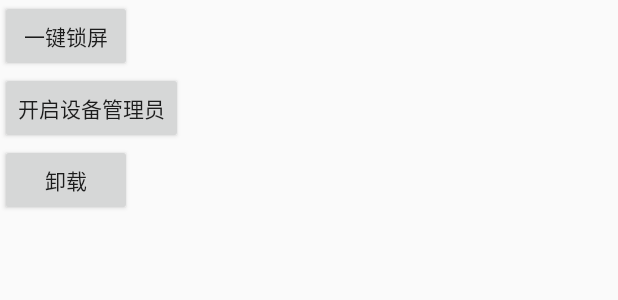
After one commit to FortuneDream/MobileSafe, an Android app: the layout activity_lock_screen.xml on its own in the app's theme, with its tools: preview values and no code run, on a phone screen of 412 x 824 dp. The commit adds this screen. Shown: the top 300 px of the screen. Run offline under Robolectric (Android 15) with nearby library versions, the phone set to English and light mode, and no system bars.

Commit message:
手机防盗完成（后期会完善提示功能）

```diff
--- /dev/null
+++ b/app/src/main/res/layout/activity_lock_screen.xml
@@ -0,0 +1,27 @@
+<?xml version="1.0" encoding="utf-8"?>
+<LinearLayout xmlns:android="http://schemas.android.com/apk/res/android"
+    xmlns:tools="http://schemas.android.com/tools"
+    android:layout_width="match_parent"
+    android:layout_height="match_parent"
+    android:orientation="vertical"
+    tools:context="com.example.dell.mobilesafe.activity.LockScreenActivity">
+
+    <Button
+        android:onClick="lockScreen"
+        android:id="@+id/lock"
+        android:layout_width="wrap_content"
+        android:layout_height="wrap_content"
+        android:text="一键锁屏" />
+    <Button
+        android:onClick="openAdmin"
+        android:id="@+id/open_admin"
+        android:layout_width="wrap_content"
+        android:layout_height="wrap_content"
+        android:text="开启设备管理员" />
+    <Button
+        android:onClick="uninstall"
+        android:id="@+id/unistall"
+        android:layout_width="wrap_content"
+        android:layout_height="wrap_content"
+        android:text="卸载" />
+</LinearLayout>
--- a/app/src/main/res/values/strings.xml
+++ b/app/src/main/res/values/strings.xml
@@ -1,3 +1,5 @@
 <resources>
     <string name="app_name">MobileSafe</string>
+    <string name="sample_device_admin_description">激活设备管理员</string>
+    <string name="sample_device_admin">Admin</string>
 </resources>
```
Also changed, not shown: app/src/main/AndroidManifest.xml (+19 -2 lines), app/src/main/java/com/example/dell/mobilesafe/activity/LockScreenActivity.java (added, +35 -0 lines), app/src/main/java/com/example/dell/mobilesafe/receiver/DeviceReceiver.java (added, +16 -0 lines), app/src/main/java/com/example/dell/mobilesafe/receiver/SMSReceiver.java (+52 -33 lines), app/src/main/java/com/example/dell/mobilesafe/service/GPSService.java (+13 -11 lines), app/src/main/res/xml/device_admin_sample.xml (added, +13 -0 lines).
